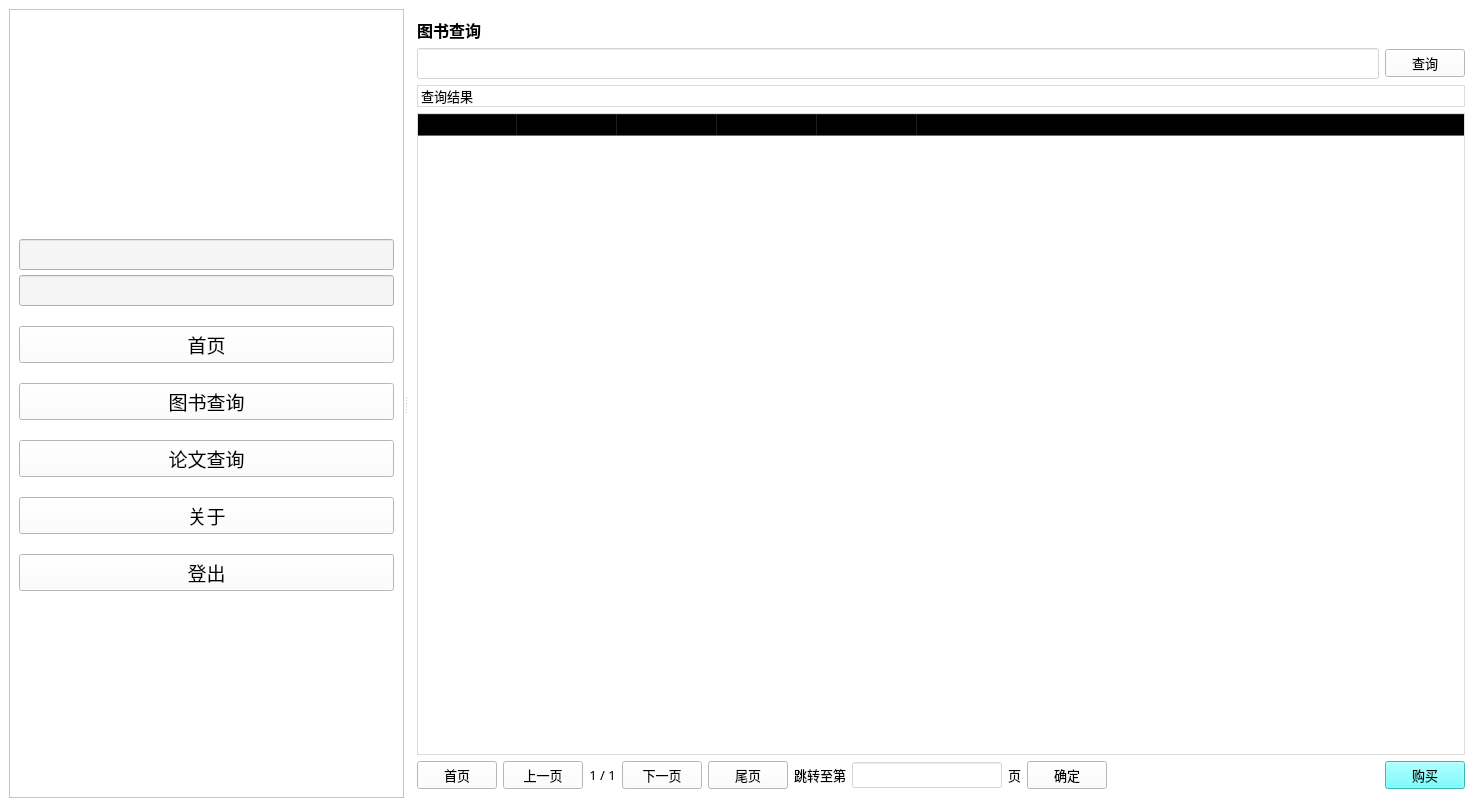
Above: client/frontend/mainWin.ui from sophiefy/WHU-MMS before the change. Below: the same form after it.
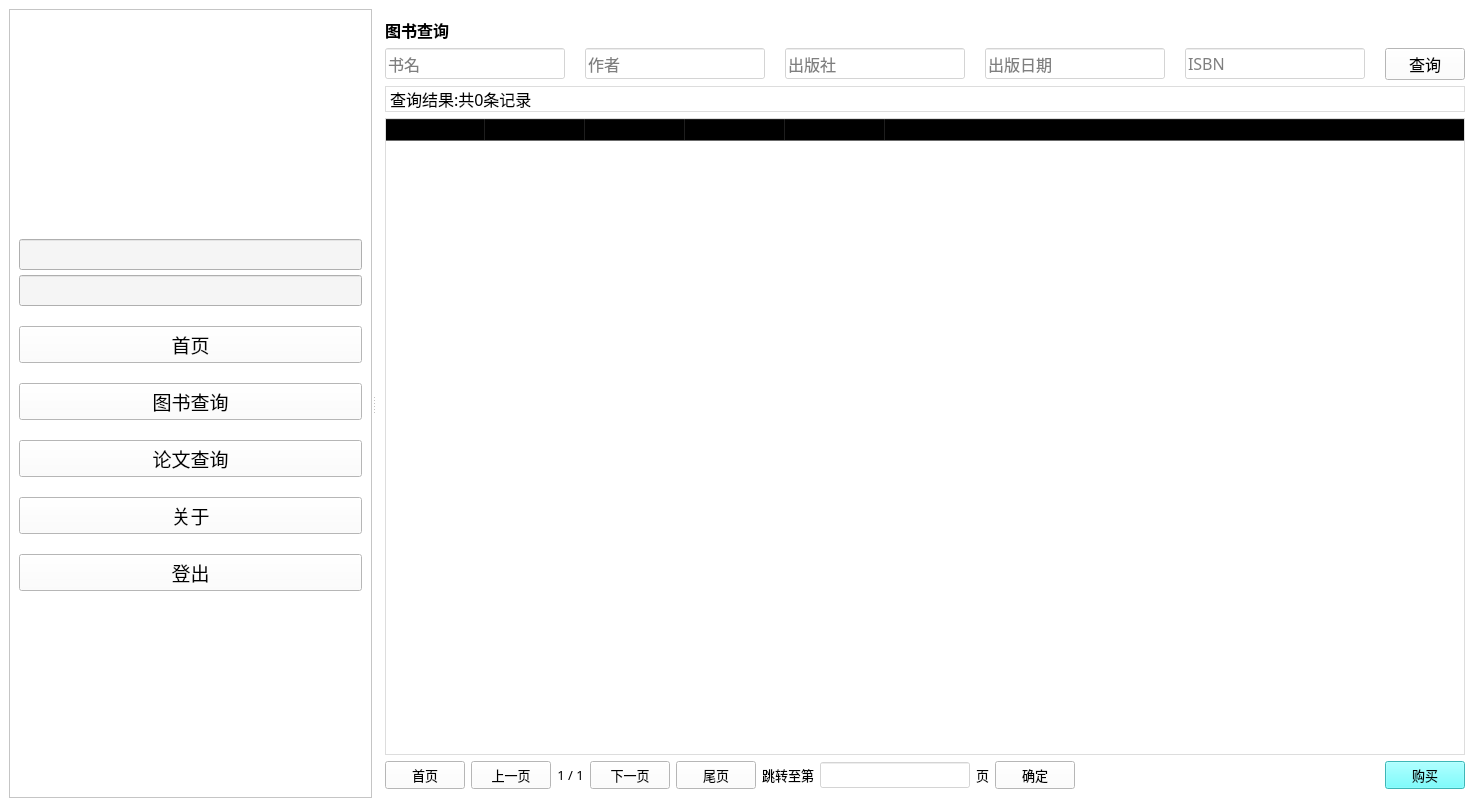
That is the form after the change. Icons and pictures are not drawn.

The edit to the form file:
```diff
--- a/client/frontend/mainWin.ui
+++ b/client/frontend/mainWin.ui
@@ -483,6 +483,9 @@
          </item>
          <item>
           <layout class="QHBoxLayout" name="horizontalLayout">
+           <property name="spacing">
+            <number>20</number>
+           </property>
            <item>
             <widget class="QLineEdit" name="searchBookEdit">
              <property name="font">
@@ -493,6 +496,73 @@
              </property>
              <property name="styleSheet">
               <string notr="true">background-color: rgba(255, 255, 255, 150);</string>
+             </property>
+             <property name="placeholderText">
+              <string>书名</string>
+             </property>
+            </widget>
+           </item>
+           <item>
+            <widget class="QLineEdit" name="searchBookAuthorEdit">
+             <property name="font">
+              <font>
+               <family>微软雅黑</family>
+               <pointsize>12</pointsize>
+              </font>
+             </property>
+             <property name="styleSheet">
+              <string notr="true">background-color: rgba(255, 255, 255, 150);</string>
+             </property>
+             <property name="placeholderText">
+              <string>作者</string>
+             </property>
+            </widget>
+           </item>
+           <item>
+            <widget class="QLineEdit" name="searchBookPressEdit">
+             <property name="font">
+              <font>
+               <family>微软雅黑</family>
+               <pointsize>12</pointsize>
+              </font>
+             </property>
+             <property name="styleSheet">
+              <string notr="true">background-color: rgba(255, 255, 255, 150);</string>
+             </property>
+             <property name="placeholderText">
+              <string>出版社</string>
+             </property>
+            </widget>
+           </item>
+           <item>
+            <widget class="QLineEdit" name="searchBookDateEdit">
+             <property name="font">
+              <font>
+               <family>微软雅黑</family>
+               <pointsize>12</pointsize>
+              </font>
+             </property>
+             <property name="styleSheet">
+              <string notr="true">background-color: rgba(255, 255, 255, 150);</string>
+             </property>
+             <property name="placeholderText">
+              <string>出版日期</string>
+             </property>
+            </widget>
+           </item>
+           <item>
+            <widget class="QLineEdit" name="searchBookISBNEdit">
+             <property name="font">
+              <font>
+               <family>微软雅黑</family>
+               <pointsize>12</pointsize>
+              </font>
+             </property>
+             <property name="styleSheet">
+              <string notr="true">background-color: rgba(255, 255, 255, 150);</string>
+             </property>
+             <property name="placeholderText">
+              <string>ISBN</string>
              </property>
             </widget>
            </item>
@@ -501,7 +571,7 @@
              <property name="font">
               <font>
                <family>微软雅黑</family>
-               <pointsize>10</pointsize>
+               <pointsize>12</pointsize>
               </font>
              </property>
              <property name="text">
@@ -516,7 +586,7 @@
            <property name="font">
             <font>
              <family>微软雅黑</family>
-             <pointsize>10</pointsize>
+             <pointsize>12</pointsize>
             </font>
            </property>
            <property name="styleSheet">
@@ -529,7 +599,7 @@
             <enum>QFrame::Raised</enum>
            </property>
            <property name="text">
-            <string>查询结果</string>
+            <string>查询结果:共0条记录</string>
            </property>
           </widget>
          </item>
```
Left out of the diff: 71 changed lines with no effect on the pictures.
